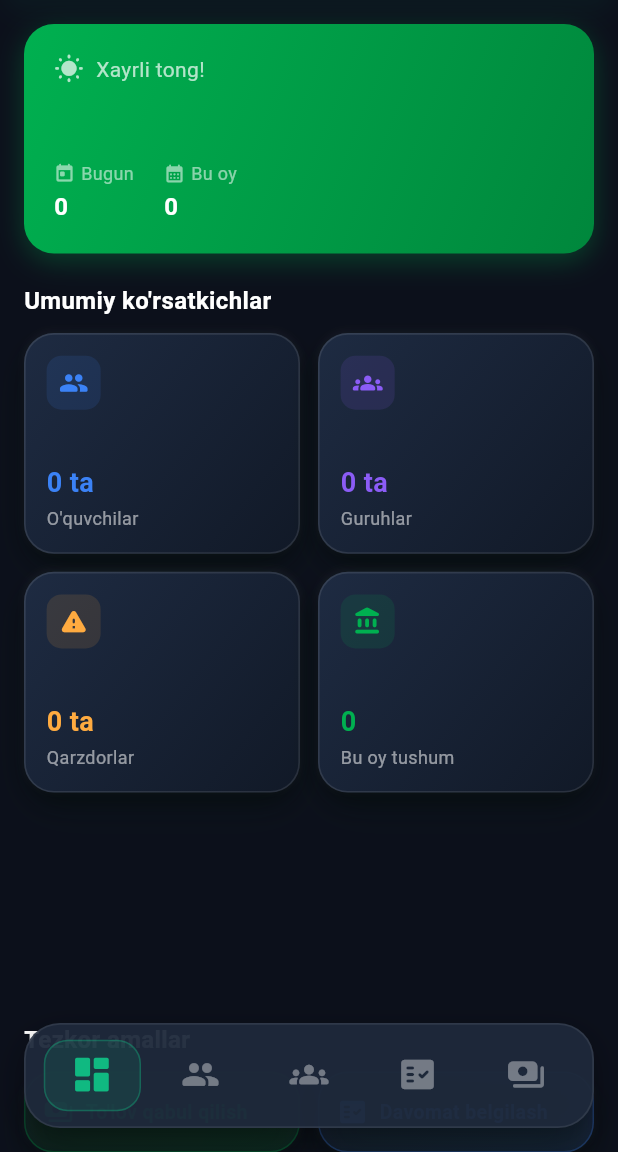
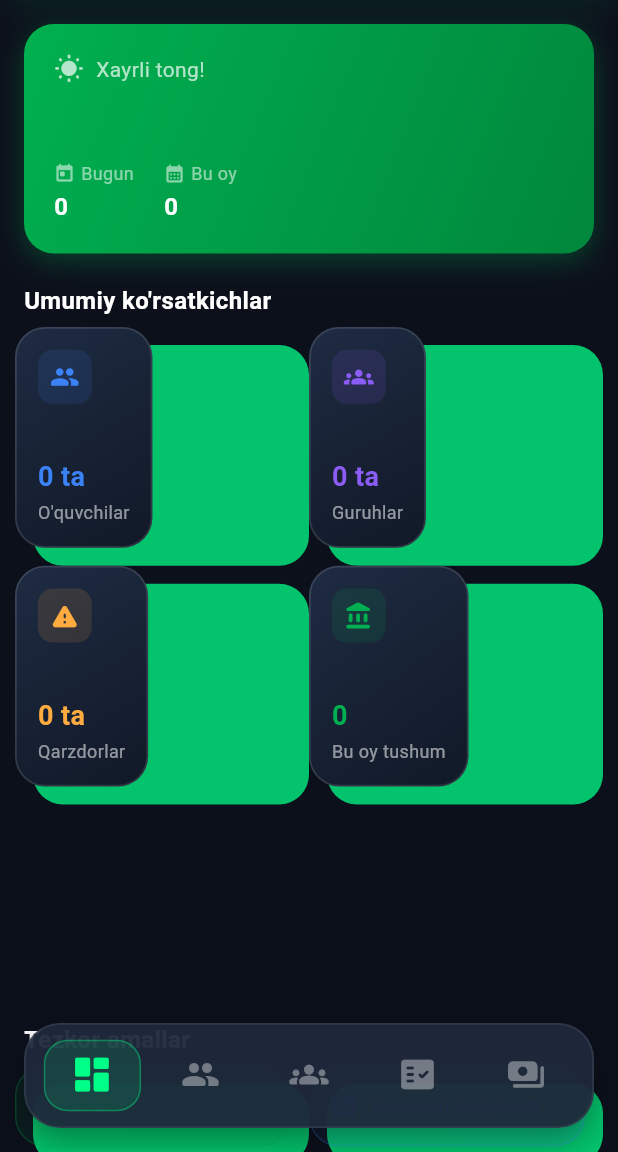
Before and after one commit to KinsfordGamer/ITPark-ipa, a Flutter app: the AdminShell screen opened directly with empty values, on a phone screen of 412 x 824 dp, the part 84-1236 px from its top. Run offline on Flutter 3.47's test engine with Material 3 defaults, Android fonts, the light colour scheme and no system bars; our stand-ins replace file_picker, flutter_local_notifications, open_file, shared_preferences; accounts and stored records are empty; network calls fail.

Commit message:
feat: implement neo-brutalist solid 3D block projections and 3D spring-elastic entry animations for cards

```diff
--- a/lib/main.dart
+++ b/lib/main.dart
@@ -25,9 +25,9 @@ class AppTheme {
   static Color bottomNavBg(BuildContext context) => isDark(context) ? const Color(0xFF1E293B).withOpacity(0.85) : Colors.white.withOpacity(0.9);
   static Color textPrimary(BuildContext context) => isDark(context) ? Colors.white : const Color(0xFF1E293B);
   static Color textSecondary(BuildContext context) => isDark(context) ? Colors.white54 : const Color(0xFF64748B);
-  static Color border(BuildContext context) => isDark(context) ? Colors.white.withOpacity(0.08) : const Color(0xFFE2E8F0);
-  static Color accentColor = const Color(0xFF10B981); // Emerald Mint Green
-  static Color secondaryColor = const Color(0xFF6366F1); // Indigo/Purple
+  static Color border(BuildContext context) => isDark(context) ? Colors.white.withOpacity(0.12) : const Color(0xFFE2E8F0);
+  static Color accentColor = const Color(0xFF00FF87); // High-vibrancy Neon Emerald Mint
+  static Color secondaryColor = const Color(0xFF6366F1); // Vibrant Indigo
 }
 
 class ThreeDContainer extends StatefulWidget {
@@ -41,6 +41,7 @@ class ThreeDContainer extends StatefulWidget {
   final BorderRadius? borderRadius;
   final Border? border;
   final VoidCallback? onTap;
+  final Color? shadowColor;
 
   const ThreeDContainer({
     Key? key,
@@ -54,6 +55,7 @@ class ThreeDContainer extends StatefulWidget {
     this.borderRadius,
     this.border,
     this.onTap,
+    this.shadowColor,
   }) : super(key: key);
 
   @override
@@ -68,40 +70,16 @@ class _ThreeDContainerState extends State<ThreeDContainer> {
     final isDark = Theme.of(context).brightness == Brightness.dark;
 
     final defaultBorder = Border.all(
-      color: isDark ? Colors.white.withOpacity(0.10) : Colors.black.withOpacity(0.05),
-      width: 1.1,
+      color: isDark ? Colors.white.withOpacity(0.12) : Colors.black.withOpacity(0.08),
+      width: 1.2,
     );
 
     final resolvedBorder = widget.border ?? defaultBorder;
     final rRadius = widget.borderRadius ?? BorderRadius.circular(20);
-    final double depth = _isPressed ? 1.5 : 8.0;
-
-    final List<BoxShadow> shadows = [
-      // Deep 2.5D drop shadow
-      BoxShadow(
-        color: isDark ? Colors.black.withOpacity(0.55) : Colors.grey.withOpacity(0.18),
-        offset: Offset(0, depth),
-        blurRadius: _isPressed ? 4.0 : 16.0,
-        spreadRadius: _isPressed ? 0.0 : -2.0,
-      ),
-      // Subtle green brand glow
-      BoxShadow(
-        color: const Color(0xFF00B050).withOpacity(isDark ? 0.04 : 0.02),
-        offset: Offset(0, depth * 1.5),
-        blurRadius: _isPressed ? 8.0 : 24.0,
-        spreadRadius: -4,
-      ),
-      // Highlight reflection shadow
-      if (!_isPressed)
-        BoxShadow(
-          color: isDark ? Colors.white.withOpacity(0.03) : Colors.white.withOpacity(0.85),
-          offset: const Offset(0, -1.5),
-          blurRadius: 3.0,
-          spreadRadius: 0.5,
-        ),
-    ];
-
-    // Premium 2.5D glassmorphic background gradient
+    final double depth = _isPressed ? 1.5 : 6.0;
+
+    final Color solidShadowColor = widget.shadowColor ?? AppTheme.accentColor;
+
     final defaultGradient = isDark
         ? const LinearGradient(
             colors: [Color(0xFF1E2B42), Color(0xFF111927)],
@@ -127,38 +105,68 @@ class _ThreeDContainerState extends State<ThreeDContainer> {
         : null;
 
     Widget cardContent = AnimatedContainer(
-      duration: const Duration(milliseconds: 120),
+      duration: const Duration(milliseconds: 80),
       curve: Curves.easeOutCubic,
       height: widget.height,
       width: widget.width,
       padding: widget.padding,
-      margin: widget.margin,
       decoration: BoxDecoration(
         color: finalBgColor,
         gradient: finalGradient,
         borderRadius: rRadius,
         border: resolvedBorder,
-        boxShadow: shadows,
       ),
-      transform: Matrix4.identity()
-        ..scale(_isPressed ? 0.97 : 1.0)
-        ..translate(0.0, _isPressed ? depth * 0.55 : -2.0), // Raise card slightly when resting
       child: widget.child,
     );
 
+    Widget threeDCard = Container(
+      margin: widget.margin,
+      child: Stack(
+        clipBehavior: Clip.none,
+        children: [
+          // Solid 3D extrusion block behind
+          Positioned(
+            left: _isPressed ? 0.0 : depth,
+            top: _isPressed ? 0.0 : depth,
+            right: _isPressed ? 0.0 : -depth,
+            bottom: _isPressed ? 0.0 : -depth,
+            child: Container(
+              decoration: BoxDecoration(
+                color: solidShadowColor.withOpacity(isDark ? 0.75 : 0.85),
+                borderRadius: rRadius,
+              ),
+            ),
+          ),
+          // Front Card Face
+          AnimatedContainer(
+            duration: const Duration(milliseconds: 80),
+            curve: Curves.easeOutCubic,
+            transform: Matrix4.identity()
+              ..translate(_isPressed ? 0.0 : -depth, _isPressed ? 0.0 : -depth),
+            child: cardContent,
+          ),
+        ],
+      ),
+    );
+
     if (widget.onTap != null) {
       return GestureDetector(
-        onTapDown: (_) => setState(() => _isPressed = true),
+        onTapDown: (_) {
+          setState(() {
+            _isPressed = true;
+          });
+          HapticFeedback.lightImpact();
+        },
         onTapUp: (_) => setState(() => _isPressed = false),
         onTapCancel: () => setState(() => _isPressed = false),
         onTap: widget.onTap,
         child: MouseRegion(
           cursor: SystemMouseCursors.click,
-          child: cardContent,
+          child: threeDCard,
         ),
       );
     }
-    return cardContent;
+    return threeDCard;
   }
 }
 
@@ -171,7 +179,7 @@ class PremiumFadeIn extends StatelessWidget {
     Key? key,
     required this.child,
     this.delay = Duration.zero,
-    this.duration = const Duration(milliseconds: 350),
+    this.duration = const Duration(milliseconds: 800),
   }) : super(key: key);
 
   @override
@@ -179,12 +187,16 @@ class PremiumFadeIn extends StatelessWidget {
     return TweenAnimationBuilder<double>(
       tween: Tween<double>(begin: 0.0, end: 1.0),
       duration: duration,
-      curve: Curves.easeOutQuad,
+      curve: Curves.elasticOut,
       builder: (context, value, child) {
         return Opacity(
-          opacity: value,
-          child: Transform.translate(
-            offset: Offset(0, 15 * (1.0 - value)),
+          opacity: value.clamp(0.0, 1.0),
+          child: Transform(
+            alignment: Alignment.center,
+            transform: Matrix4.identity()
+              ..setEntry(3, 2, 0.0015)
+              ..rotateX(0.3 * (1.0 - value))
+              ..scale(0.82 + (0.18 * value)),
             child: child,
           ),
         );
@@ -2689,9 +2701,10 @@ class DashboardTab extends StatelessWidget {
             child: ThreeDContainer(
               height: 180,
               gradientColors: [
-                isDark ? const Color(0xFF161F30) : Colors.white,
-                const Color(0xFF00B050).withOpacity(0.08)
+                isDark ? const Color(0xFF1E1E38) : Colors.white,
+                isDark ? const Color(0xFF2D1B4E) : const Color(0xFFEEF2FF),
               ],
+              shadowColor: const Color(0xFF8B5CF6), // Neon Purple/Violet shadow
               padding: const EdgeInsets.all(20),
               margin: const EdgeInsets.only(bottom: 20),
               child: Column(
@@ -2701,10 +2714,10 @@ class DashboardTab extends StatelessWidget {
                     children: [
                       CircleAvatar(
                         radius: 30,
-                        backgroundColor: const Color(0xFF00B050),
+                        backgroundColor: AppTheme.accentColor,
                         child: Text(
                           (student['firstName'] ?? 'O').substring(0, 1).toUpperCase(),
-                          style: const TextStyle(fontSize: 24, fontWeight: FontWeight.bold, color: Colors.white),
+                          style: const TextStyle(fontSize: 24, fontWeight: FontWeight.bold, color: Color(0xFF111927)),
                         ),
                       ),
                       const SizedBox(width: 16),
@@ -2723,8 +2736,9 @@ class DashboardTab extends StatelessWidget {
                                 Container(
                                   padding: const EdgeInsets.symmetric(horizontal: 8, vertical: 4),
                                   decoration: BoxDecoration(
-                                    color: isDark ? const Color(0xFF1F2C42) : const Color(0xFFE2E8F0),
+                                    color: isDark ? const Color(0xFF2D1B4E) : const Color(0xFFEEF2FF),
                                     borderRadius: BorderRadius.circular(12),
+                                    border: Border.all(color: const Color(0xFF8B5CF6).withOpacity(0.3)),
                                   ),
                                   child: Row(
                                     children: [
@@ -2742,7 +2756,7 @@ class DashboardTab extends StatelessWidget {
                             const SizedBox(height: 4),
                             Text(
                               'ID: ${student['studentId'] ?? ''}',
-                              style: const TextStyle(color: Color(0xFF00B050), fontWeight: FontWeight.bold),
+                              style: TextStyle(color: AppTheme.accentColor, fontWeight: FontWeight.bold),
                             ),
                           ],
                         ),
@@ -2785,14 +2799,15 @@ class DashboardTab extends StatelessWidget {
                   child: ThreeDContainer(
                     height: 110,
                     onTap: () {},
+                    shadowColor: const Color(0xFF00FF87), // Neon Mint Shadow
                     child: Column(
                       crossAxisAlignment: CrossAxisAlignment.start,
                       children: [
-                        const Icon(Icons.account_balance_wallet, color: Color(0xFF00B050), size: 24),
+                        const Icon(Icons.account_balance_wallet, color: Color(0xFF00FF87), size: 24),
                         const Spacer(),
                         Text('Jami to\'langan', style: TextStyle(color: textSecColor, fontSize: 11)),
                         const SizedBox(height: 2),
-                        Text('${totalPaid.toStringAsFixed(0)} UZS', style: TextStyle(fontSize: 15, fontWeight: FontWeight.bold, color: textColor)),
+                        Text('${totalPaid.toStringAsFixed(0)} UZS', style: TextStyle(fontSize: 14, fontWeight: FontWeight.bold, color: textColor)),
                       ],
                     ),
                   ),
@@ -2802,10 +2817,11 @@ class DashboardTab extends StatelessWidget {
                   child: ThreeDContainer(
                     height: 110,
                     onTap: () {},
+                    shadowColor: const Color(0xFF00D2FF), // Neon Cyan Shadow
                     child: Column(
                       crossAxisAlignment: CrossAxisAlignment.start,
                       children: [
-                        const Icon(Icons.check_circle_outline, color: Colors.blueAccent, size: 24),
+                        const Icon(Icons.check_circle_outline, color: Color(0xFF00D2FF), size: 24),
                         const Spacer(),
                         Text('Darslardagi ishtirok', style: TextStyle(color: textSecColor, fontSize: 11)),
                         const SizedBox(height: 2),
@@ -2845,8 +2861,9 @@ class DashboardTab extends StatelessWidget {
                 duration: Duration(milliseconds: 300 + (index * 80)),
                 child: ThreeDContainer(
                   padding: const EdgeInsets.all(8),
+                  shadowColor: const Color(0xFFEC4899), // Neon Pink Shadow
                   child: ListTile(
-                    leading: const Icon(Icons.group, color: Color(0xFF00B050)),
+                    leading: const Icon(Icons.group, color: Color(0xFFEC4899)),
                     title: Text(g['name'] ?? '', style: TextStyle(fontWeight: FontWeight.bold, color: textColor)),
                     subtitle: Text('Jadval: ${g['schedule'] ?? ''}', style: TextStyle(color: textSecColor)),
                     trailing: Text(
```
